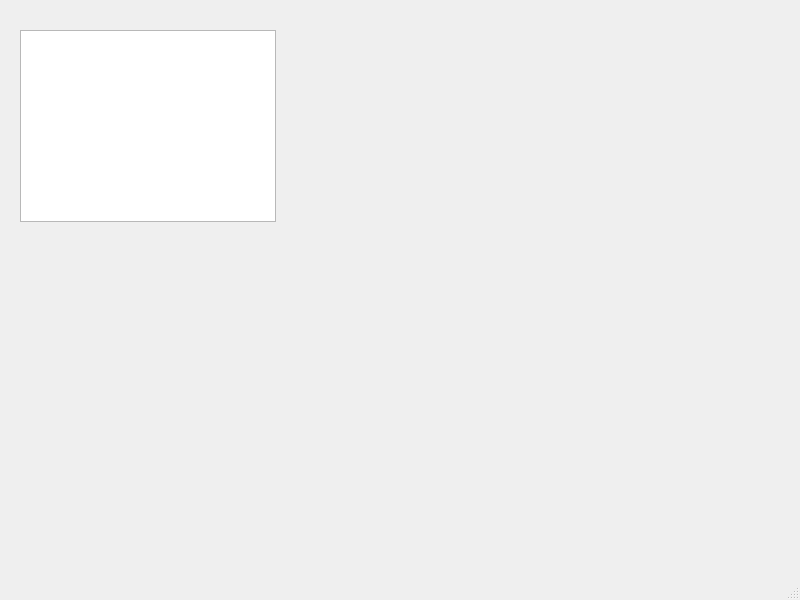
Above: Client/inventorymenu.ui from rtkachuk/NG_SpaceStation before the change. Below: the same form after it.
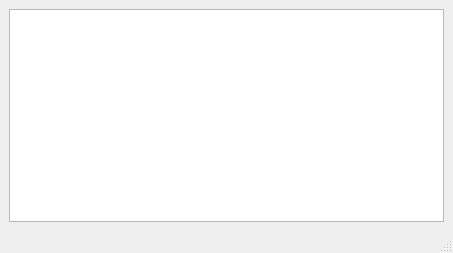
That is the form after the change.

Commit message: Implemented basic inventory

The edit to the form file:
```diff
--- a/Client/inventorymenu.ui
+++ b/Client/inventorymenu.ui
@@ -6,24 +6,19 @@
    <rect>
     <x>0</x>
     <y>0</y>
-    <width>800</width>
-    <height>600</height>
+    <width>453</width>
+    <height>253</height>
    </rect>
   </property>
   <property name="windowTitle">
    <string>MainWindow</string>
   </property>
   <widget class="QWidget" name="centralwidget">
-   <widget class="QListWidget" name="listWidget">
-    <property name="geometry">
-     <rect>
-      <x>20</x>
-      <y>30</y>
-      <width>256</width>
-      <height>192</height>
-     </rect>
-    </property>
-   </widget>
+   <layout class="QVBoxLayout" name="verticalLayout">
+    <item>
+     <widget class="QListWidget" name="list_inventory"/>
+    </item>
+   </layout>
   </widget>
   <widget class="QMenuBar" name="menubar">
    <property name="geometry">
```
Left out of the diff: 4 changed lines with no effect on the pictures. The commit also changes 14 other files.
